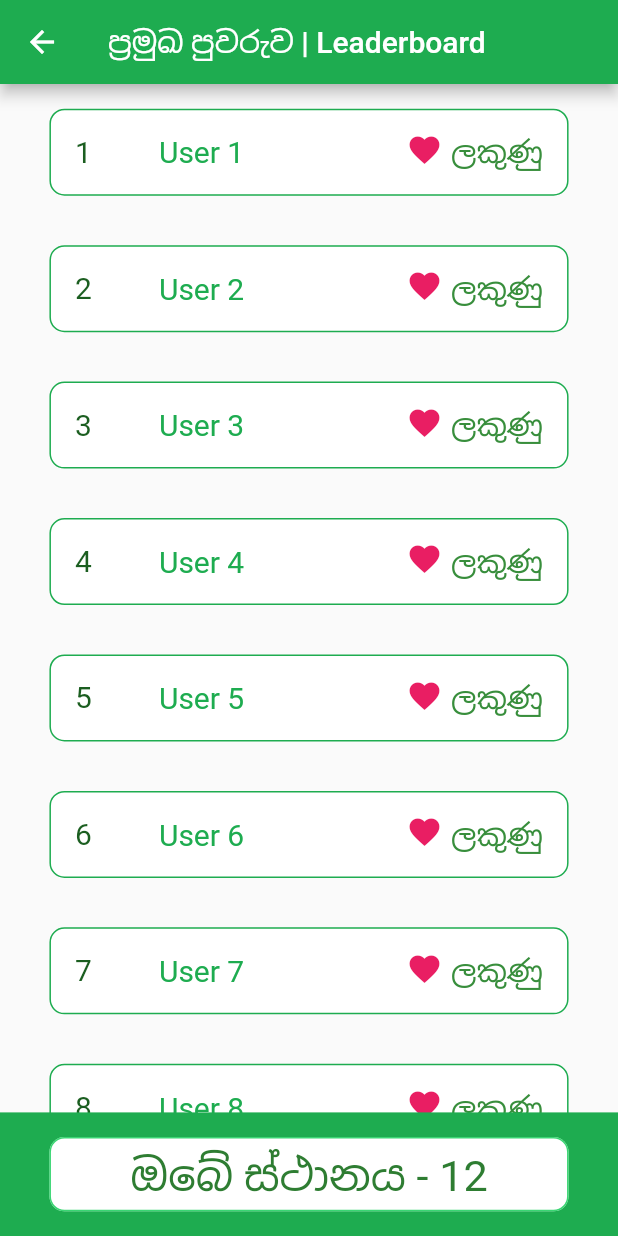
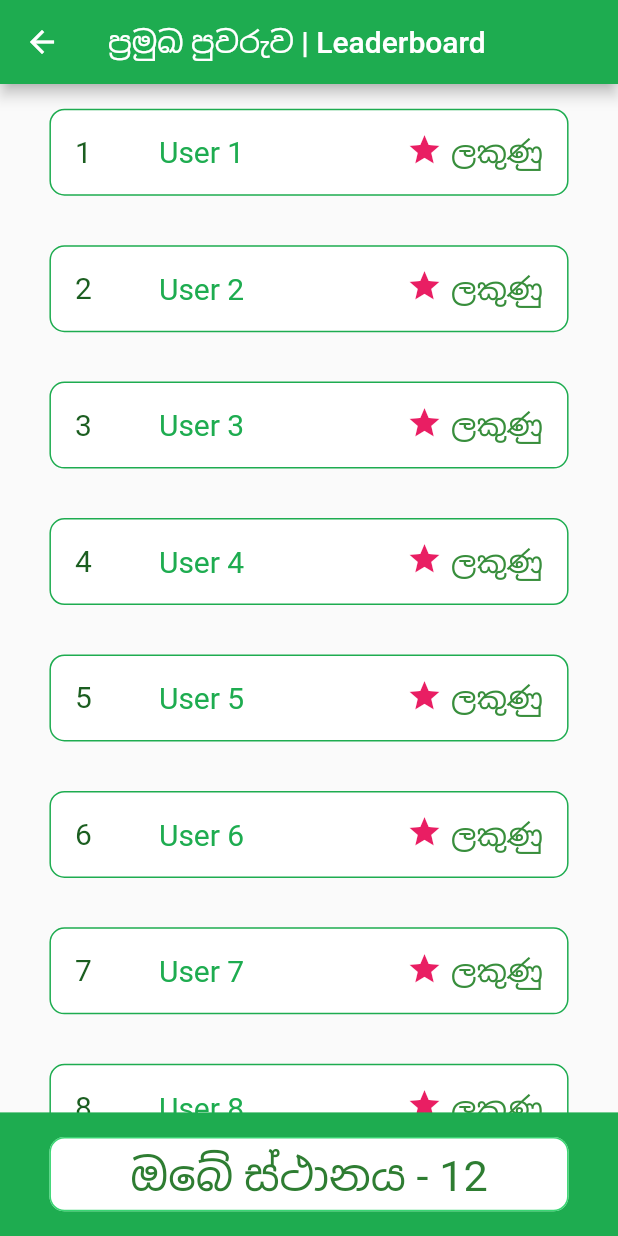
Before and after one commit to MithunW/Edu_App, a Flutter app: the LeaderboardPage screen opened by its route, on a phone screen of 412 x 824 dp. Run offline on Flutter 3.47's test engine with Material 2 defaults, Android fonts, the phone set to English and light mode, and no system bars; our stand-ins replace shared_preferences; accounts and stored records are empty.

Commit message:
Icon change in leaderboard

```diff
--- a/lib/UI/user.dart
+++ b/lib/UI/user.dart
@@ -22,7 +22,7 @@ Widget buildUser(size, list, position) {
           ),
         ),
         trailing: Stack(children: [
-          Icon(Icons.favorite, color: Colors.pink, size: 24.0),
+          Icon(Icons.grade, color: Colors.pink, size: 24.0),
           Text("      ලකුණු",
               style: TextStyle(
                 fontSize: 20,
```
